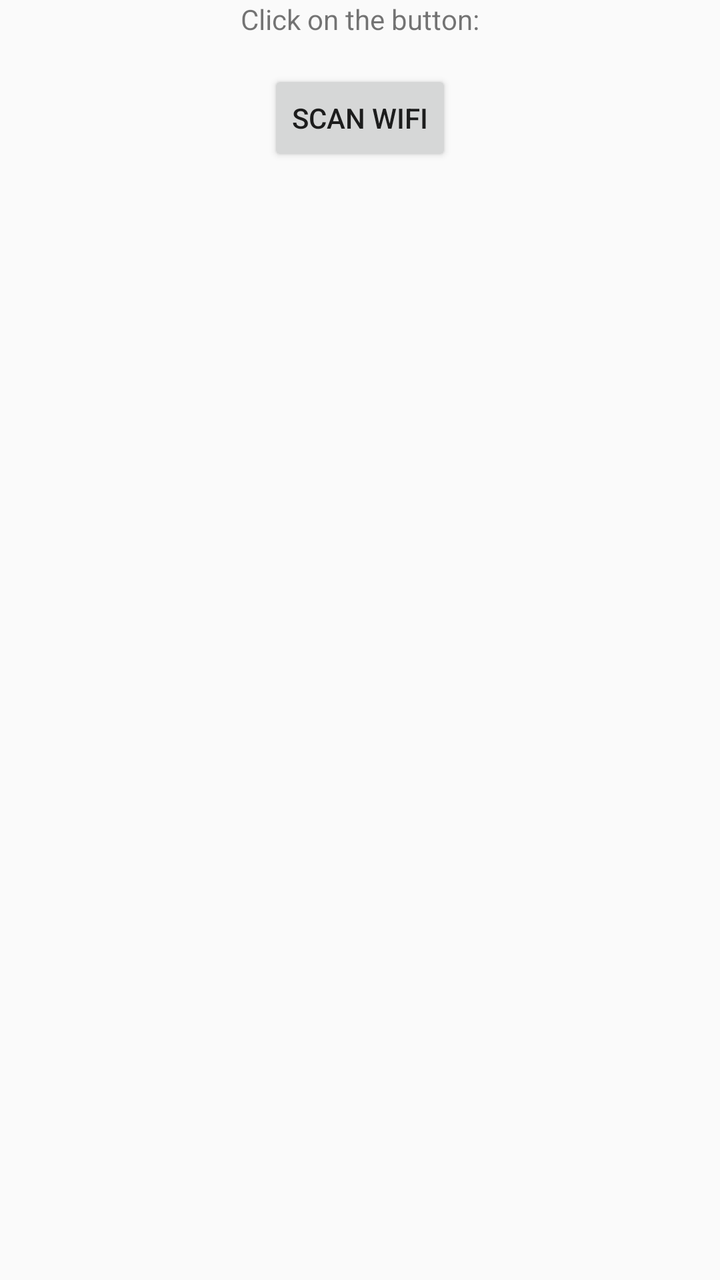
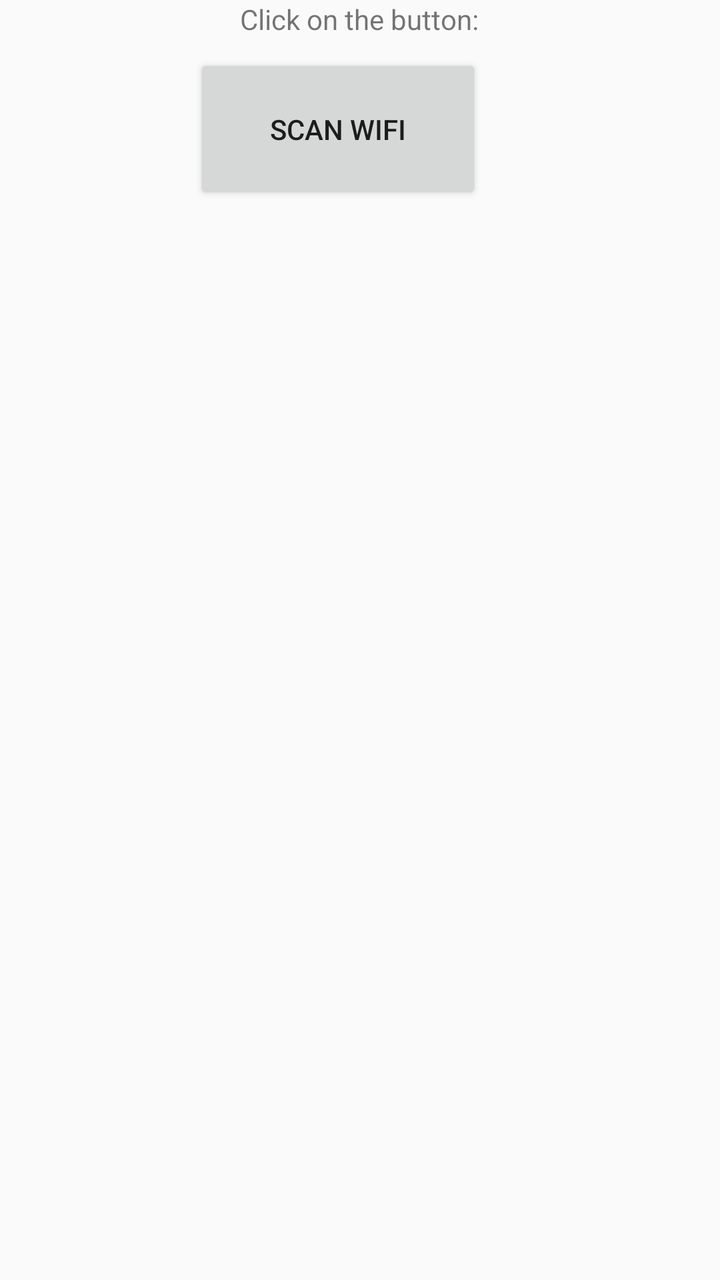

Compare the two renders of this Android layout. The source of the first and the diff that turns it into the second are given below.
<!-- AndroidManifest.xml: application theme AppTheme -->
<!-- res/layout/activity_main.xml -->
<?xml version="1.0" encoding="utf-8"?>
<androidx.constraintlayout.widget.ConstraintLayout xmlns:android="http://schemas.android.com/apk/res/android"
    xmlns:app="http://schemas.android.com/apk/res-auto"
    xmlns:tools="http://schemas.android.com/tools"
    android:layout_width="match_parent"
    android:layout_height="match_parent"
    tools:context=".MainActivity">

    <TextView
        android:id="@+id/helloTextView"
        android:layout_width="wrap_content"
        android:layout_height="wrap_content"
        android:text="Click on the button:"
        app:layout_constraintBottom_toTopOf="@+id/scanButton"
        app:layout_constraintEnd_toEndOf="parent"
        app:layout_constraintStart_toStartOf="parent"
        app:layout_constraintTop_toTopOf="parent" />

    <Button
        android:id="@+id/scanButton"
        android:layout_width="wrap_content"
        android:layout_height="wrap_content"
        android:text="Scan WiFi"
        app:layout_constraintTop_toBottomOf="@+id/helloTextView"
        app:layout_constraintStart_toStartOf="parent"
        app:layout_constraintEnd_toEndOf="parent"
        android:layout_marginTop="16dp"/>

    <ListView
        android:id="@+id/listView"
        android:layout_width="0dp"
        android:layout_height="0dp"
        app:layout_constraintTop_toBottomOf="@+id/scanButton"
        app:layout_constraintBottom_toBottomOf="parent"
        app:layout_constraintStart_toStartOf="parent"
        app:layout_constraintEnd_toEndOf="parent"
        app:layout_constraintHeight_default="spread"
        app:layout_constraintWidth_default="spread" />

</androidx.constraintlayout.widget.ConstraintLayout>
<!-- resources referenced by this layout -->
<resources>
  <style name="AppTheme" parent="Theme.AppCompat.Light.DarkActionBar">
          
          <item name="colorPrimary">@color/purple</item>
          <item name="colorAccent">@color/white</item>
      </style>
  <color name="purple">#9d00ff</color>
  <color name="white">#FFFFFFFF</color>
</resources>

<!-- the commit's change to res/layout/activity_main.xml (unified diff, before → after) -->
@@ -13,18 +13,20 @@
         android:text="Click on the button:"
         app:layout_constraintBottom_toTopOf="@+id/scanButton"
         app:layout_constraintEnd_toEndOf="parent"
+        app:layout_constraintHorizontal_bias="0.498"
         app:layout_constraintStart_toStartOf="parent"
         app:layout_constraintTop_toTopOf="parent" />
 
     <Button
         android:id="@+id/scanButton"
-        android:layout_width="wrap_content"
-        android:layout_height="wrap_content"
+        android:layout_width="144dp"
+        android:layout_height="75dp"
+        android:layout_marginTop="8dp"
         android:text="Scan WiFi"
-        app:layout_constraintTop_toBottomOf="@+id/helloTextView"
+        app:layout_constraintEnd_toEndOf="parent"
+        app:layout_constraintHorizontal_bias="0.449"
         app:layout_constraintStart_toStartOf="parent"
-        app:layout_constraintEnd_toEndOf="parent"
-        android:layout_marginTop="16dp"/>
+        app:layout_constraintTop_toBottomOf="@+id/helloTextView" />
 
     <ListView
         android:id="@+id/listView"
<!-- resource entries referenced after the edit -->
@@ -2,10 +2,10 @@
 <resources>
   <style name="AppTheme" parent="Theme.AppCompat.Light.DarkActionBar">
           
-          <item name="colorPrimary">@color/purple</item>
+          <item name="colorPrimary">@color/graphite_gray</item>
           <item name="colorAccent">@color/white</item>
       </style>
-  <color name="purple">#9d00ff</color>
+  <color name="graphite_gray">#212121</color>
   <color name="white">#FFFFFFFF</color>
 </resources>
 
